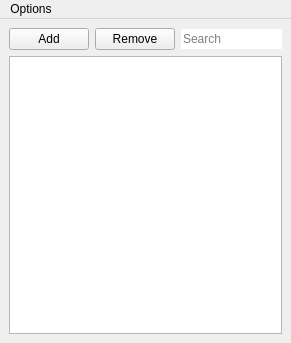
Above: remember_words_gui_template_1.ui from LeftFoot2/Remember-Words before the change. Below: the same form after it.
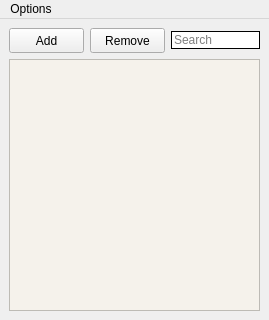
That is the form after the change.

```diff
--- a/remember_words_gui_template_1.ui
+++ b/remember_words_gui_template_1.ui
@@ -6,17 +6,35 @@
    <rect>
     <x>0</x>
     <y>0</y>
-    <width>291</width>
-    <height>343</height>
+    <width>269</width>
+    <height>320</height>
    </rect>
   </property>
+  <property name="minimumSize">
+   <size>
+    <width>0</width>
+    <height>0</height>
+   </size>
+  </property>
   <property name="windowTitle">
    <string>Remember Words</string>
   </property>
+  <property name="styleSheet">
+   <string notr="true">MainWindow{
+background:
+}
+
+QLineEdit{
+border: 1px solid rgb(0,0,0);
+}</string>
+  </property>
   <property name="tabShape">
    <enum>QTabWidget::Rounded</enum>
   </property>
   <widget class="QWidget" name="centralwidget">
+   <property name="styleSheet">
+    <string notr="true"/>
+   </property>
    <layout class="QVBoxLayout" name="verticalLayout">
     <item>
      <layout class="QHBoxLayout" name="horizontalLayout">
@@ -25,6 +43,15 @@
       </property>
       <item>
        <widget class="QPushButton" name="add_word_button">
+        <property name="minimumSize">
+         <size>
+          <width>75</width>
+          <height>25</height>
+         </size>
+        </property>
+        <property name="styleSheet">
+         <string notr="true"/>
+        </property>
         <property name="text">
          <string>Add</string>
         </property>
@@ -32,6 +59,12 @@
       </item>
       <item>
        <widget class="QPushButton" name="remove_word_button">
+        <property name="minimumSize">
+         <size>
+          <width>75</width>
+          <height>25</height>
+         </size>
+        </property>
         <property name="text">
          <string>Remove</string>
         </property>
@@ -69,14 +102,18 @@
         <pointsize>9</pointsize>
        </font>
       </property>
+      <property name="styleSheet">
+       <string notr="true">QListView{
+background:rgb(245, 242, 235)
+}
+
+</string>
+      </property>
+      <property name="verticalScrollMode">
+       <enum>QAbstractItemView::ScrollPerItem</enum>
+      </property>
       <property name="resizeMode">
-       <enum>QListView::Fixed</enum>
-      </property>
-      <property name="gridSize">
-       <size>
-        <width>0</width>
-        <height>38</height>
-       </size>
+       <enum>QListView::Adjust</enum>
       </property>
      </widget>
     </item>
@@ -87,7 +124,7 @@
     <rect>
      <x>0</x>
      <y>0</y>
-     <width>291</width>
+     <width>269</width>
      <height>26</height>
     </rect>
    </property>
```
Left out of the diff: 6 changed lines with no effect on the pictures.
